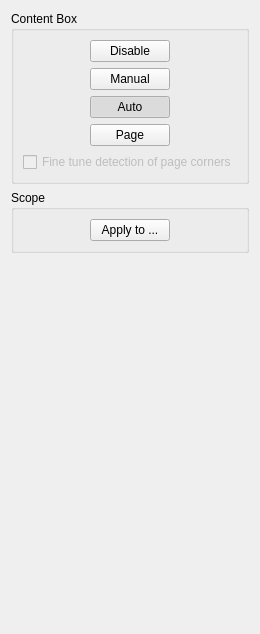
Above: filters/select_content/ui/SelectContentOptionsWidget.ui from subjut/scantailor before the change. Below: the same form after it.
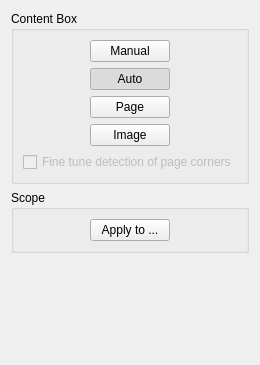
That is the form after the change.

Diff of the .ui file:
```diff
--- a/filters/select_content/ui/SelectContentOptionsWidget.ui
+++ b/filters/select_content/ui/SelectContentOptionsWidget.ui
@@ -7,7 +7,7 @@
     <x>0</x>
     <y>0</y>
     <width>235</width>
-    <height>634</height>
+    <height>365</height>
    </rect>
   </property>
   <property name="windowTitle">
@@ -19,50 +19,7 @@
      <property name="title">
       <string>Content Box</string>
      </property>
-     <layout class="QVBoxLayout" name="verticalLayout_3">
-      <item>
-       <layout class="QHBoxLayout" name="disableBtnBox">
-        <item>
-         <spacer name="horizontalSpacer_7">
-          <property name="orientation">
-           <enum>Qt::Horizontal</enum>
-          </property>
-          <property name="sizeHint" stdset="0">
-           <size>
-            <width>40</width>
-            <height>20</height>
-           </size>
-          </property>
-         </spacer>
-        </item>
-        <item>
-         <widget class="QPushButton" name="disableBtn">
-          <property name="toolTip">
-           <string>Disable content detection and set whole image as content area</string>
-          </property>
-          <property name="statusTip">
-           <string>This is useful, if the images are already the size of the output page. Set all borders to 0 in the next step.</string>
-          </property>
-          <property name="text">
-           <string>Disable</string>
-          </property>
-         </widget>
-        </item>
-        <item>
-         <spacer name="horizontalSpacer_8">
-          <property name="orientation">
-           <enum>Qt::Horizontal</enum>
-          </property>
-          <property name="sizeHint" stdset="0">
-           <size>
-            <width>40</width>
-            <height>20</height>
-           </size>
-          </property>
-         </spacer>
-        </item>
-       </layout>
-      </item>
+     <layout class="QVBoxLayout" name="verticalLayout_2">
       <item>
        <layout class="QHBoxLayout" name="manualBtnBox">
         <item>
@@ -210,6 +167,49 @@
         </item>
        </layout>
       </item>
+      <item>
+       <layout class="QHBoxLayout" name="disableBtnBox">
+        <item>
+         <spacer name="horizontalSpacer_7">
+          <property name="orientation">
+           <enum>Qt::Horizontal</enum>
+          </property>
+          <property name="sizeHint" stdset="0">
+           <size>
+            <width>40</width>
+            <height>20</height>
+           </size>
+          </property>
+         </spacer>
+        </item>
+        <item>
+         <widget class="QPushButton" name="imageBtn">
+          <property name="toolTip">
+           <string>Disable content detection and set whole image as content area</string>
+          </property>
+          <property name="statusTip">
+           <string>This is useful, if the images are already the size of the output page. Set all borders to 0 in the next step.</string>
+          </property>
+          <property name="text">
+           <string>Image</string>
+          </property>
+         </widget>
+        </item>
+        <item>
+         <spacer name="horizontalSpacer_8">
+          <property name="orientation">
+           <enum>Qt::Horizontal</enum>
+          </property>
+          <property name="sizeHint" stdset="0">
+           <size>
+            <width>40</width>
+            <height>20</height>
+           </size>
+          </property>
+         </spacer>
+        </item>
+       </layout>
+      </item>
       <item>
        <layout class="QVBoxLayout" name="fineTunePageBox">
         <item>
```
